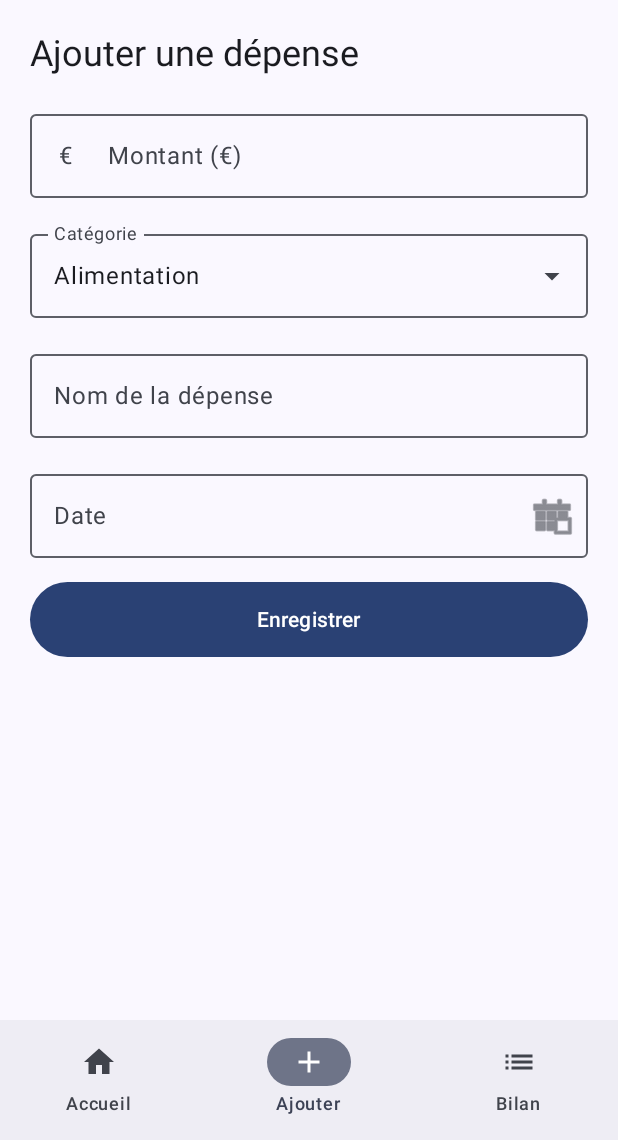
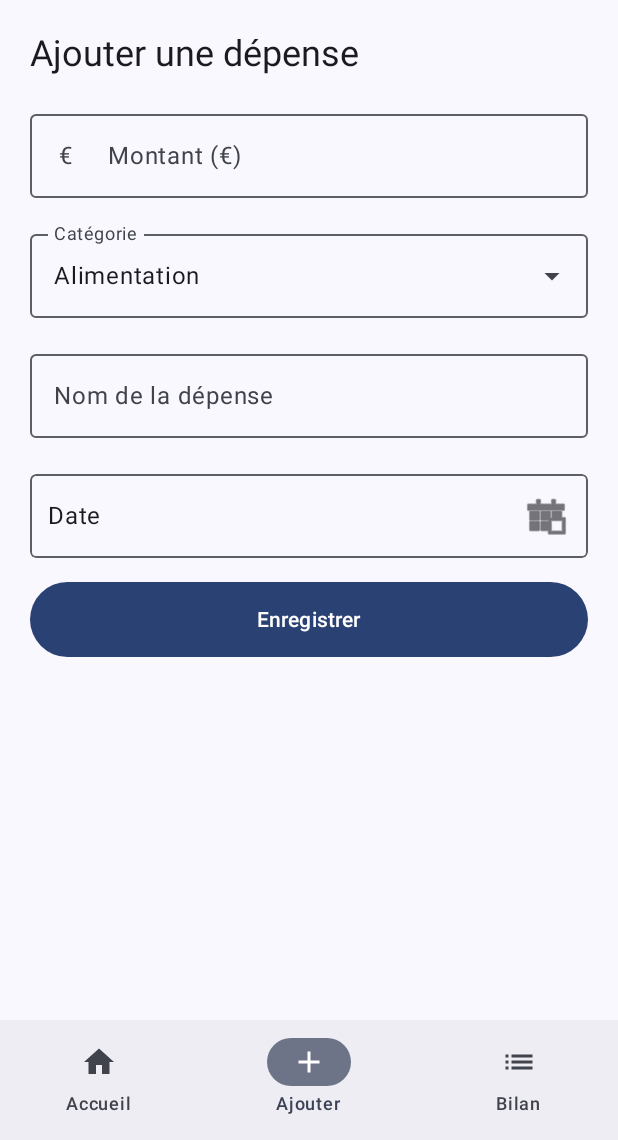
Before and after one commit to pika1703/ProjetMobile, an Android app built with Jetpack Compose: the screen it shows after launch (MainActivity), item 2 of the bottom bar chosen, on a phone screen of 412 x 824 dp, the part 96-1236 px from its top. Run offline under Robolectric (Android 15) with nearby library versions, the phone set to English and light mode, and no system bars; our stand-ins replace Room's generated code; libraries missing offline, so code that uses them is left out: co.yml.charts.

Commit message:
fix : la zone de texte de sélection de date est maintenant clicable

```diff
--- a/BudgetZen/app/src/main/java/com/example/budgetzen/MainActivity.kt
+++ b/BudgetZen/app/src/main/java/com/example/budgetzen/MainActivity.kt
@@ -5,6 +5,8 @@ import android.os.Bundle
 import androidx.activity.ComponentActivity
 import androidx.activity.compose.setContent
 import androidx.compose.foundation.Image
+import androidx.compose.foundation.background
+import androidx.compose.foundation.border
 import androidx.compose.foundation.clickable
 import androidx.compose.foundation.layout.*
 import androidx.compose.foundation.lazy.LazyColumn
@@ -25,6 +27,7 @@ import androidx.compose.material3.*
 import androidx.compose.runtime.*
 import androidx.compose.ui.Alignment
 import androidx.compose.ui.Modifier
+import androidx.compose.ui.draw.clip
 import androidx.compose.ui.graphics.Color
 import androidx.compose.ui.platform.LocalContext
 import androidx.compose.ui.res.painterResource
@@ -335,23 +338,12 @@ fun AddExpenseScreen() {
                 )
 
                 // Sélecteur de date
-                OutlinedTextField(
+                ClickableDateField(
                     value = displayDate,
-                    onValueChange = {},
-                    label = { Text("Date") },
+                    onClick = { showDatePicker = true },
                     modifier = Modifier
                         .fillMaxWidth()
-                        .clickable { showDatePicker = true },
-                    readOnly = true,
-
-                    trailingIcon = {
-                        IconButton(onClick = { showDatePicker = true }) {
-                            Icon(
-                                painter = painterResource(id = android.R.drawable.ic_menu_today),
-                                contentDescription = "Choisir une date"
-                            )
-                        }
-                    }
+                        .padding(top = 8.dp)
                 )
 
                 // Bouton Enregistrer
@@ -651,7 +643,16 @@ fun EditExpenseDialog(
                         }
                     }
                 }
-                // Date
+
+                // Sélecteur de date
+                ClickableDateField(
+                    value = displayDate,
+                    onClick = { showDatePicker = true },
+                    modifier = Modifier
+                        .fillMaxWidth()
+                        .padding(top = 8.dp)
+                )
+                /*
                 OutlinedTextField(
                     value = displayDate,
                     onValueChange = {},
@@ -668,7 +669,7 @@ fun EditExpenseDialog(
                             )
                         }
                     }
-                )
+                )*/
                 if (showDatePicker) {
                     val context = LocalContext.current
                     val calendar = Calendar.getInstance()
@@ -804,3 +805,38 @@ fun TotalSpentCard(
         }
     }
 }
+
+@Composable
+fun ClickableDateField(
+    value: String,
+    onClick: () -> Unit,
+    modifier: Modifier = Modifier
+) {
+    val displayValue = value.ifBlank { "Date" }
+
+    Column(modifier = modifier) {
+        Row(
+            modifier = Modifier
+                .fillMaxWidth()
+                .height(56.dp)
+                .clip(RoundedCornerShape(4.dp))
+                .border(1.dp, MaterialTheme.colorScheme.outline, RoundedCornerShape(4.dp))
+                .clickable { onClick() }
+                .padding(horizontal = 12.dp),
+            verticalAlignment = Alignment.CenterVertically
+        ) {
+            Text(
+                text = displayValue,
+                modifier = Modifier.weight(1f),
+                maxLines = 1,
+                overflow = TextOverflow.Ellipsis,
+                style = MaterialTheme.typography.bodyLarge
+            )
+
+            Icon(
+                painter = painterResource(id = android.R.drawable.ic_menu_today),
+                contentDescription = "Choisir une date"
+            )
+        }
+    }
+}
```
